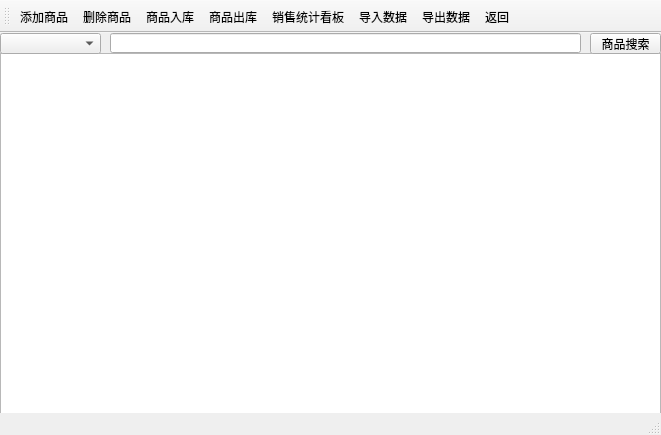
The window that src/Product/Product.ui (Hong16-9/QT_SuperMarket) describes before a commit, drawn with Qt 5.
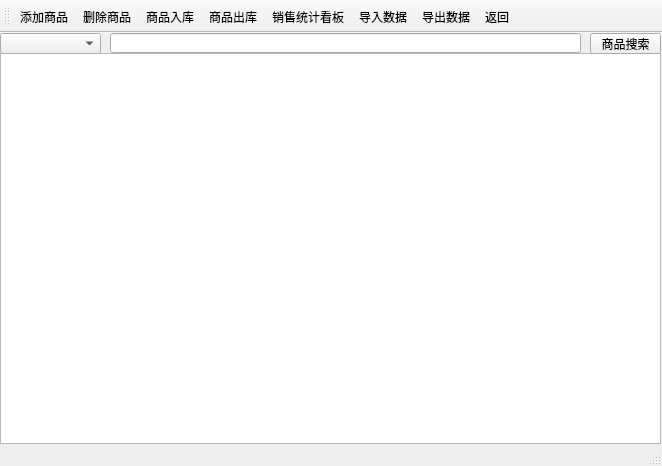
The same window after the commit.

Patch:
```diff
--- a/src/Product/Product.ui
+++ b/src/Product/Product.ui
@@ -6,8 +6,8 @@
    <rect>
     <x>0</x>
     <y>0</y>
-    <width>661</width>
-    <height>435</height>
+    <width>662</width>
+    <height>466</height>
    </rect>
   </property>
   <property name="windowTitle">
```
Left out of the diff: 2 changed lines with no effect on the pictures.
